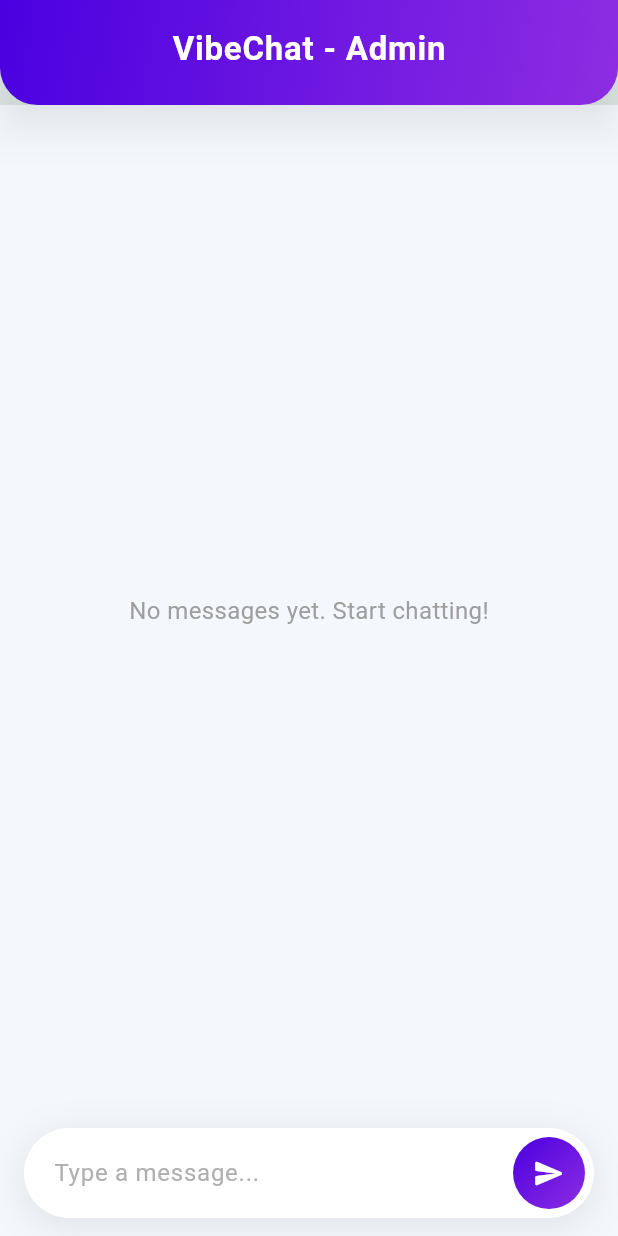
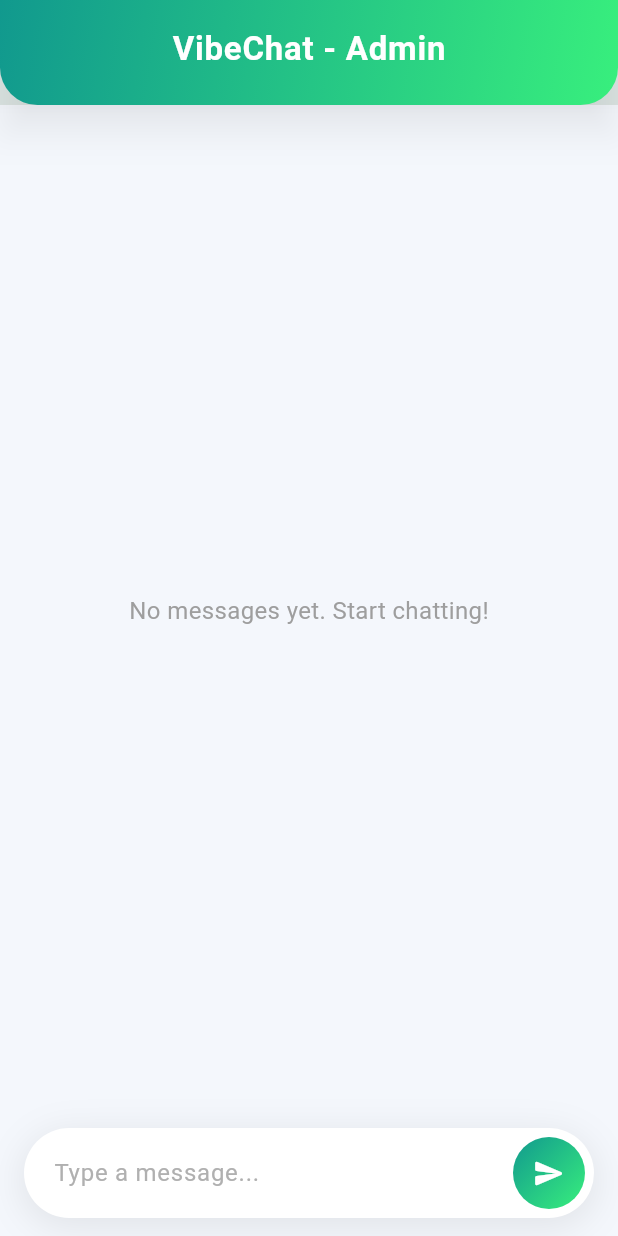
Before and after one commit to techinfraconnect/VibeChat, a Flutter app: the screen it shows after launch, after a tap on the "send" icon, on a phone screen of 412 x 824 dp. Run offline on Flutter 3.47's test engine with Material 3 defaults, Android fonts, the phone set to English and light mode, and no system bars; our stand-ins replace firebase_core, firebase_database, firebase_messaging, shared_preferences, socket_io_client; accounts and stored records are empty; network calls fail; statements that could not run were skipped.

Commit message:
Fix chat issues

```diff
--- a/admin_chat/lib/screens/admin_chat_screen.dart
+++ b/admin_chat/lib/screens/admin_chat_screen.dart
@@ -1,4 +1,6 @@
+import 'dart:convert';
 import 'package:flutter/material.dart';
+import 'package:shared_preferences/shared_preferences.dart';
 import 'package:socket_io_client/socket_io_client.dart' as IO;
 
 class ChatScreen extends StatefulWidget {
@@ -12,12 +14,37 @@ class ChatScreen extends StatefulWidget {
 class _ChatScreenState extends State<ChatScreen> {
   late IO.Socket _socket;
   final TextEditingController _controller = TextEditingController();
-  final List<Map<String, dynamic>> _messages = [];
+  List<Map<String, dynamic>> _messages = [];
 
   @override
   void initState() {
     super.initState();
+    _loadStoredMessages();
     _connectSocket();
+  }
+
+  // Load saved chat history from local device storage
+  Future<void> _loadStoredMessages() async {
+    final prefs = await SharedPreferences.getInstance();
+    final String storageKey =
+        '${widget.senderName.toLowerCase()}_chat_messages';
+    final String? storedData = prefs.getString(storageKey);
+    if (storedData != null) {
+      final List decodedList = jsonDecode(storedData);
+      setState(() {
+        _messages = decodedList
+            .map((e) => Map<String, dynamic>.from(e))
+            .toList();
+      });
+    }
+  }
+
+  // Save chat history to local device storage
+  Future<void> _saveMessages() async {
+    final prefs = await SharedPreferences.getInstance();
+    final String storageKey =
+        '${widget.senderName.toLowerCase()}_chat_messages';
+    prefs.setString(storageKey, jsonEncode(_messages));
   }
 
   void _connectSocket() {
@@ -39,7 +66,18 @@ class _ChatScreenState extends State<ChatScreen> {
     _socket.on('receive_message', (data) {
       final incomingMessage = Map<String, dynamic>.from(data);
       setState(() {
-        _messages.insert(0, incomingMessage);
+        // Prevent duplicate entries if already present
+        bool exists = _messages.any(
+          (m) =>
+              m['timestamp'] == incomingMessage['timestamp'] &&
+              m['text'] == incomingMessage['text'] &&
+              m['sender'] == incomingMessage['sender'],
+        );
+
+        if (!exists) {
+          _messages.insert(0, incomingMessage);
+          _saveMessages();
+        }
       });
     });
 
@@ -55,12 +93,8 @@ class _ChatScreenState extends State<ChatScreen> {
       'timestamp': DateTime.now().toIso8601String(),
     };
 
-    // Instant local UI feedback so the message pops up immediately
-    setState(() {
-      _messages.insert(0, messageData);
-    });
-
-    // Send message to the Node.js backend
+    // Send message to the Node.js backend.
+    // Removed local setState to prevent double-sending; the server echo handles insertion cleanly.
     _socket.emit('send_message', messageData);
 
     _controller.clear();
@@ -83,13 +117,17 @@ class _ChatScreenState extends State<ChatScreen> {
           elevation: 10,
           shadowColor: Colors.black.withOpacity(0.3),
           flexibleSpace: Container(
-            decoration: const BoxDecoration(
+            decoration: BoxDecoration(
               gradient: LinearGradient(
-                colors: [Color(0xFF4A00E0), Color(0xFF8E2DE2)],
+                colors: widget.senderName == 'Admin'
+                    ? [const Color(0xFF11998e), const Color(0xFF38ef7d)]
+                    : [const Color(0xFF4A00E0), const Color(0xFF8E2DE2)],
                 begin: Alignment.topLeft,
                 end: Alignment.bottomRight,
               ),
-              borderRadius: BorderRadius.vertical(bottom: Radius.circular(25)),
+              borderRadius: const BorderRadius.vertical(
+                bottom: Radius.circular(25),
+              ),
             ),
           ),
           backgroundColor: Colors.transparent,
@@ -141,7 +179,9 @@ class _ChatScreenState extends State<ChatScreen> {
                             ),
                             decoration: BoxDecoration(
                               color: isMe
-                                  ? const Color(0xFF6C63FF)
+                                  ? (widget.senderName == 'Admin'
+                                        ? const Color(0xFF11998e)
+                                        : const Color(0xFF6C63FF))
                                   : Colors.white,
                               borderRadius: BorderRadius.circular(16),
                               boxShadow: [
@@ -217,9 +257,14 @@ class _ChatScreenState extends State<ChatScreen> {
                   ),
                   Container(
                     margin: const EdgeInsets.all(6.0),
-                    decoration: const BoxDecoration(
+                    decoration: BoxDecoration(
                       gradient: LinearGradient(
-                        colors: [Color(0xFF4A00E0), Color(0xFF8E2DE2)],
+                        colors: widget.senderName == 'Admin'
+                            ? [const Color(0xFF11998e), const Color(0xFF38ef7d)]
+                            : [
+                                const Color(0xFF4A00E0),
+                                const Color(0xFF8E2DE2),
+                              ],
                         begin: Alignment.topLeft,
                         end: Alignment.bottomRight,
                       ),
--- a/admin_chat/pubspec.yaml
+++ b/admin_chat/pubspec.yaml
@@ -13,6 +13,7 @@ dependencies:
   firebase_core: ^3.15.2
   firebase_database: ^11.1.4
   socket_io_client: ^2.0.3
+  shared_preferences: ^2.3.2
   intl: ^0.19.0
   cupertino_icons: ^1.0.8
 
--- a/client_chat/pubspec.yaml
+++ b/client_chat/pubspec.yaml
@@ -14,6 +14,7 @@ dependencies:
   firebase_database: ^11.1.4
   # firebase_messaging: ^15.1.5
   socket_io_client: ^2.0.3
+  shared_preferences: ^2.3.2
   intl: ^0.19.0
   cupertino_icons: ^1.0.8
 
```
Also changed, not shown: admin_chat/pubspec.lock, client_chat/pubspec.lock, 3 other files.
